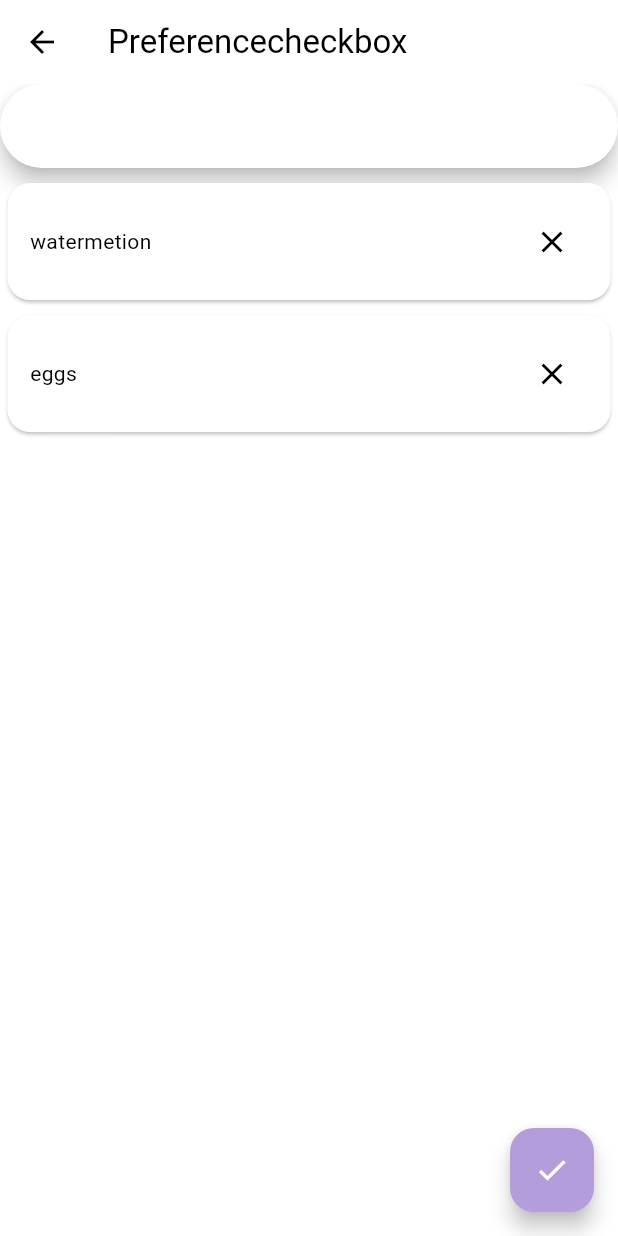
After one commit to RecipeCart/RecipeCart, a Flutter app: the SettingsPage screen opened directly, after a tap on "Avoidance", on a phone screen of 412 x 824 dp. The commit adds this screen. Run offline on Flutter 3.47's test engine with Material 3 defaults, Android fonts, the phone set to English and light mode, and no system bars; our stand-ins replace camera, flutter_riverpod, go_router, riverpod_annotation; missing offline and left inert: amplify_api, amplify_auth_cognito, amplify_authenticator, amplify_core, amplify_datastore, amplify_flutter and 4 more; generated files the repository leaves out were written again.

Commit message:
front end done

```diff
--- a/lib/common/navigation/router/router.dart
+++ b/lib/common/navigation/router/router.dart
@@ -3,6 +3,8 @@ import 'package:recipe_cart/features/recipe/ui/homepage/homepage.dart';
 import 'package:flutter/material.dart';
 import 'package:go_router/go_router.dart';
 import 'package:recipe_cart/features/recipe/ui/homepage/widgets/camera_screen.dart';
+import 'package:recipe_cart/features/recipe/ui/homepage/widgets/preference_page.dart';
+import 'package:recipe_cart/features/recipe/ui/homepage/widgets/avoidance_page.dart';
 
 final router = GoRouter(
   routes: [
@@ -17,6 +19,16 @@ final router = GoRouter(
           // name: AppRoute.home.name,
           builder: (context, state) => const CameraScreen(),
         ),
+        GoRoute(
+          path: 'preference',
+          // name: AppRoute.home.name,
+          builder: (context, state) => const PreferencePage(),
+        ),
+        GoRoute(
+          path: 'avoidance',
+          // name: AppRoute.home.name,
+          builder: (context, state) => const AvoidancePage(),
+        ),
       ],
     ),
 
--- a/lib/features/recipe/ui/homepage/settings_page.dart
+++ b/lib/features/recipe/ui/homepage/settings_page.dart
@@ -1,5 +1,6 @@
 import 'package:amplify_flutter/amplify_flutter.dart';
 import 'package:flutter/material.dart';
+import 'package:go_router/go_router.dart';
 import 'package:recipe_cart/models/Settings.dart';
 import 'package:amplify_datastore/amplify_datastore.dart';
 import 'package:amplify_auth_cognito/amplify_auth_cognito.dart';
@@ -46,10 +47,10 @@ class _SettingsPageState extends State<SettingsPage> {
         padding: const EdgeInsets.all(16.0), // Add some padding
         child: Column(
           children: [
-            // ... other settings options
             _buildThemeModeButton(),
             _logoutButton(),
-            // Text(test as String),
+            _preferenceButton(),
+            _avoidanceButton(),
           ],
         ),
       ),
@@ -66,6 +67,7 @@ class _SettingsPageState extends State<SettingsPage> {
       },
       child: Text(
         _themeProvider.themeMode == ThemeMode.light ? 'Dark Mode' : 'Light Mode',
+        style: _themeProvider.themeMode == ThemeMode.light ? const TextStyle(color: Colors.black) : const TextStyle(color: Colors.white),
       ),
     );
   }
@@ -80,7 +82,30 @@ class _SettingsPageState extends State<SettingsPage> {
           safePrint('Error signing user out: ${result.exception.message}');
         }
       },
-      child: const Text('Log Out'),
+      child: const Text(
+        'Log Out',
+        style: TextStyle(color: Colors.white),
+        ),
+    );
+
+  }
+  Widget _preferenceButton() {
+    return  TextButton(
+      onPressed: () => context.go('/preference'),
+      child: const Text(
+        'Preference',
+        style: TextStyle(color: Colors.white),
+        ),
+    );
+
+  }
+  Widget _avoidanceButton() {
+    return  TextButton(
+      onPressed: () => context.go('/avoidance'),
+      child: const Text(
+        'Avoidance',
+        style: TextStyle(color: Colors.white),
+        ),
     );
 
   }
--- /dev/null
+++ b/lib/features/recipe/ui/homepage/widgets/avoidance_page.dart
@@ -0,0 +1,76 @@
+import 'package:flutter/material.dart';
+import 'package:recipe_cart/features/recipe/ui/homepage/search_recipe_page.dart';
+
+class AvoidancePage extends StatefulWidget {
+  const AvoidancePage({super.key});
+
+  @override
+    State<AvoidancePage> createState() => _AvoidancePageBuild();
+
+}
+
+class _AvoidancePageBuild extends State<AvoidancePage> {
+  @override
+  void initState(){
+    super.initState();
+  }
+
+  Map<String, bool> values = {
+    'vegan': false,
+    'vegetarian': false,
+    'carnivore': false,
+    'pescatarian': false,
+    'dairy-free': false,
+    'keto': false,
+  };
+
+  @override
+  Widget build(BuildContext context) {
+    return Scaffold(
+      appBar: AppBar(title: const Text('Preferencecheckbox')),
+      body: Column(
+            children: [
+              SearchBar(),
+              ingredientCard(context, 'watermetion'),
+              ingredientCard(context, 'eggs'),
+            ],
+          ),
+      floatingActionButton: FloatingActionButton(
+        onPressed: () {Navigator.pop(context);},
+        child: const Icon(Icons.check),
+      ),
+
+    );
+
+  }
+
+  Widget ingredientCard(BuildContext context, String content)
+  {
+    return Card(
+      shape: RoundedRectangleBorder(
+        side: const BorderSide(
+          color: Colors.white,
+          width: 0.3,
+        ),
+        borderRadius: BorderRadius.circular(15),
+      ),
+      margin: const EdgeInsets.only(top: 10.0, right: 5.0, left: 5.0),
+      child: Padding(
+        padding: const EdgeInsets.all(15.0),
+        child: Row(
+          children: [
+            Expanded(
+            child: Text(content),
+            ),
+            IconButton(
+              icon: const Icon(Icons.close),
+              onPressed: (){Navigator.pop(context);},
+            ),
+          ],
+        ),
+      )
+
+    );
+  }
+
+}
--- a/lib/features/recipe/ui/homepage/widgets/recipe_element.dart
+++ b/lib/features/recipe/ui/homepage/widgets/recipe_element.dart
@@ -32,7 +32,9 @@ class _RecipeCardState extends State<RecipeCard> {
     // int ingreLen = ingredients.length;
 
     ingredients = list.join(',');
-    return Card(
+    return GestureDetector(
+      onTap: () => showCard(context, name, ingredients, instructions),
+      child: Card(
         shape: RoundedRectangleBorder(
           side: const BorderSide(
             color: Colors.white,
@@ -63,12 +65,14 @@ class _RecipeCardState extends State<RecipeCard> {
             ]
           ),
         ),
+      ),
     );
   }
   void showCard(BuildContext context, String name, String ingredients, String instructions) {
     showDialog<void>(
       context: context,
       builder: (BuildContext context) => AlertDialog(
+        insetPadding: const EdgeInsets.all(10),
         title: Text(name), // Add a title
         content: Card(
           child: SingleChildScrollView(
```
Also changed, not shown: lib/features/recipe/ui/homepage/homepage.dart (+6 -6 lines), lib/features/recipe/ui/homepage/widgets/preference_page.dart (added, +53 -0 lines). Lines whose indentation alone changed are shown as unchanged.
